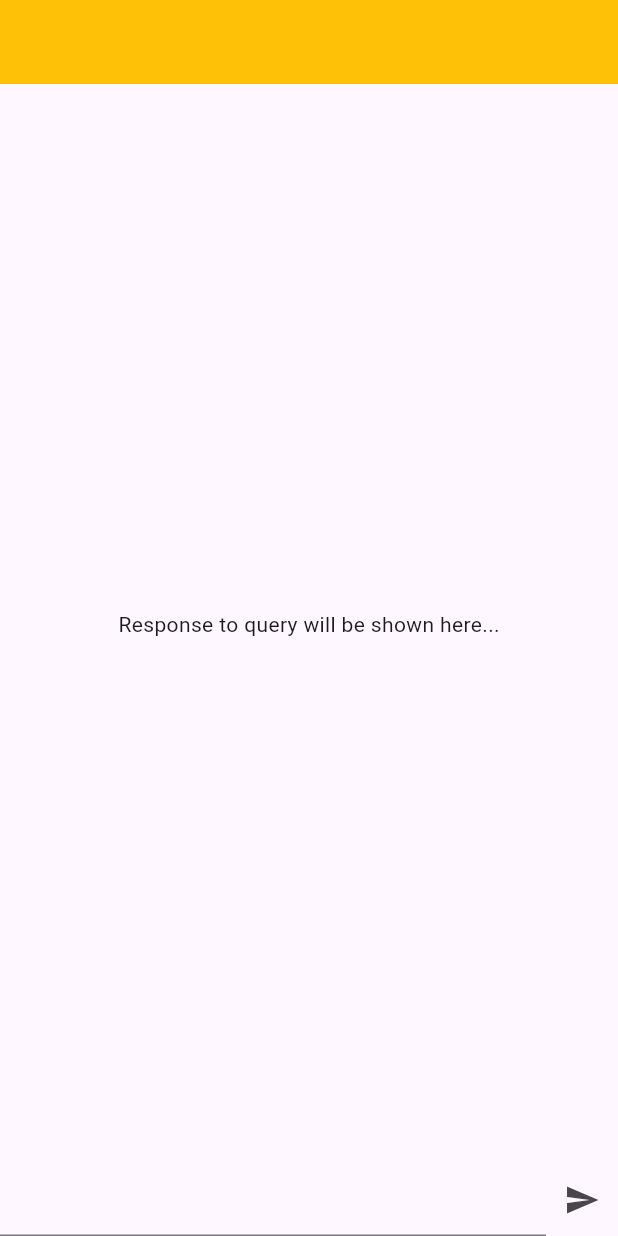
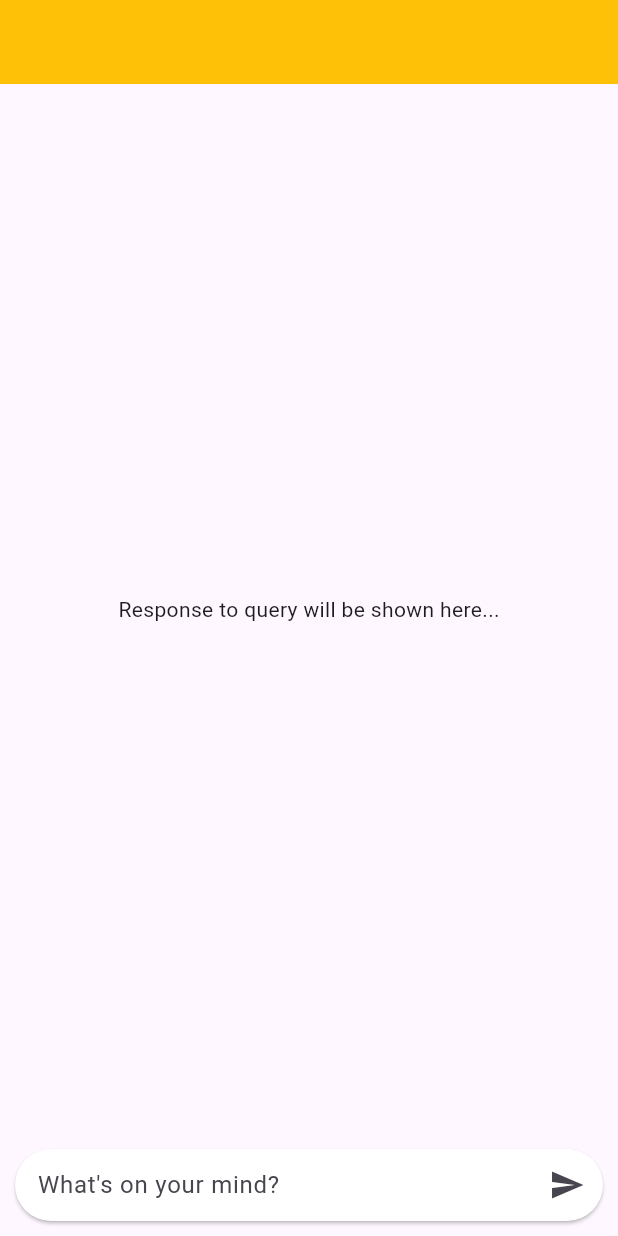
Before and after one commit to emmanueluwa/verses_front, a Flutter app: the screen it shows after launch, on a phone screen of 412 x 824 dp. Run offline on Flutter 3.47's test engine with Material 3 defaults, Android fonts, the phone set to English and light mode, and no system bars; our stand-ins replace flutter_dotenv.

Commit message:
updating search bar ui

```diff
--- a/lib/ChatScreen.dart
+++ b/lib/ChatScreen.dart
@@ -11,31 +11,28 @@ class ChatScreen extends StatefulWidget {
 }
 
 class _ChatScreenState extends State<ChatScreen> {
-
   var llmResponseText = "Response to query will be shown here...";
 
   String get openaiAPIKey => dotenv.env['OPENAI_API_KEY'] ?? "";
 
   askLLM() async {
-    final response = await post(Uri.parse("https://api.openai.com/v1/chat/completions"),
+    final response = await post(
+      Uri.parse("https://api.openai.com/v1/chat/completions"),
       headers: {
         'Content-Type': 'application/json',
-      'Authorization': 'Bearer $openaiAPIKey'
+        'Authorization': 'Bearer $openaiAPIKey',
       },
 
       body: jsonEncode({
         "model": "gpt-4o-mini",
         "messages": [
-        {
-          "role": "developer",
-          "content": "You are a helpful assistant."
-        },
-        {
-          "role": "user",
-          "content": inputController.text
-        }
-      ]
-    }));
+          {"role": "developer", "content": "You are a helpful assistant."},
+          {"role": "user", "content": inputController.text},
+        ],
+      }),
+    );
+
+    inputController.text = "";
 
     if (response.statusCode == 200) {
       final jsonData = jsonDecode(response.body);
@@ -54,23 +51,36 @@ class _ChatScreenState extends State<ChatScreen> {
   @override
   Widget build(BuildContext context) {
     return Scaffold(
-      appBar: AppBar(backgroundColor: Colors.amber,),
+      appBar: AppBar(backgroundColor: Colors.amber),
       body: Column(
         children: [
           Expanded(child: Center(child: Text(llmResponseText))),
-          Row(
+          Card(
+            color: Colors.white,
+            shape: RoundedRectangleBorder(borderRadius: BorderRadius.all(Radius.circular(30))),
+            margin: EdgeInsets.all(10),
+            child: Row(
               children: [
-              Expanded(child: TextField(controller: inputController)),
-              IconButton(onPressed: (){
-                print("object");
+                Expanded(
+                  child: Padding(
+                    padding: const EdgeInsets.only(left: 15.0),
+                    child: TextField(
+                      controller: inputController,
+                      decoration: InputDecoration(border: InputBorder.none, hintText: "What's on your mind?"),
+                    ),
+                  ),
+                ),
+                IconButton(
+                  onPressed: () {
                     askLLM();
-                print("done");
-
-              },icon:Icon(Icons.send))
+                  },
+                  icon: Icon(Icons.send),
+                ),
               ],
-          )
+            ),
+          ),
         ],
-      )
+      ),
     );
   }
 }
```
Lines whose indentation alone changed are shown as unchanged.
